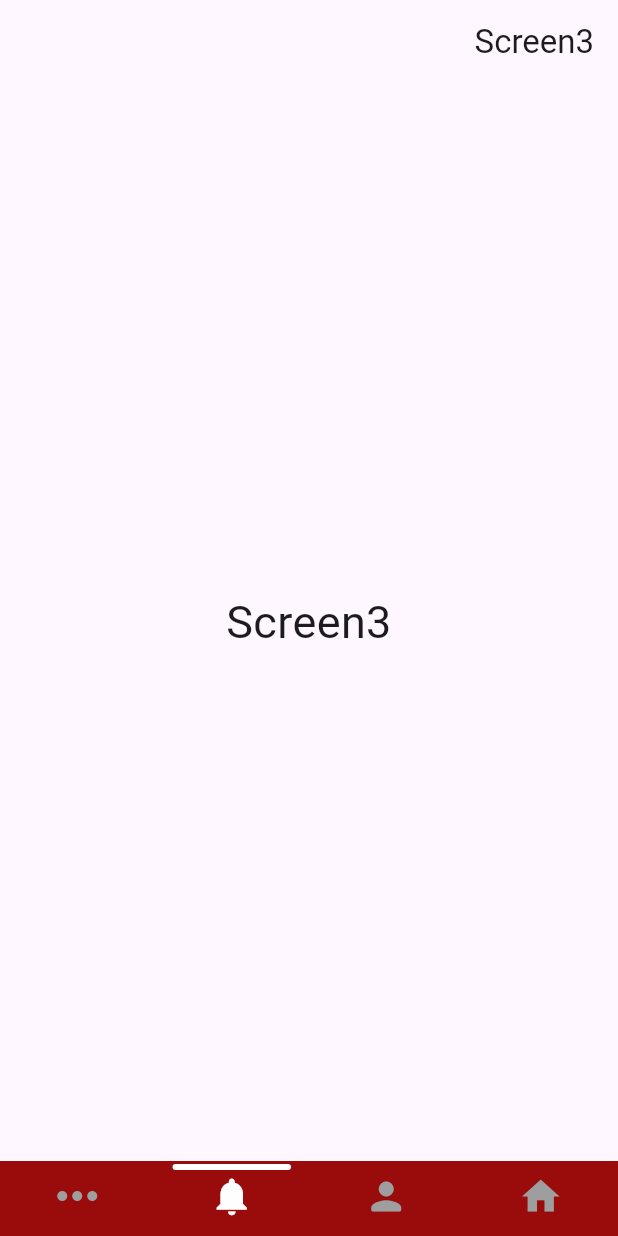
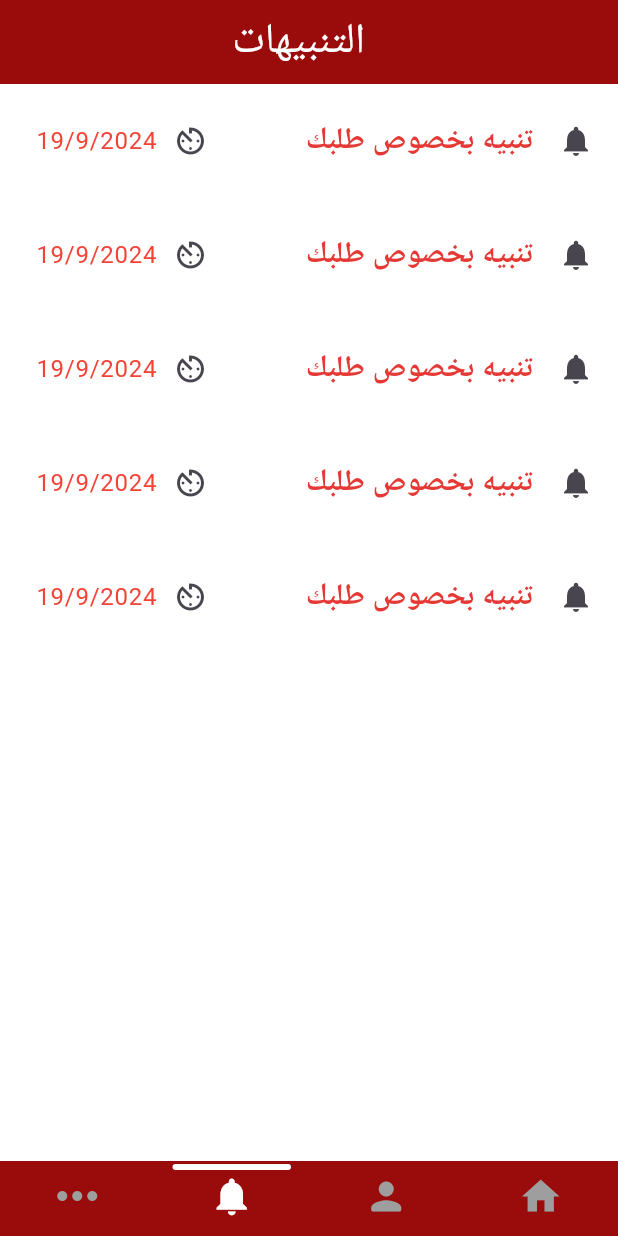
Before and after one commit to osamamorizk/blood-donation, a Flutter app: the HomeView screen opened by its route, item 3 of the bottom bar chosen, on a phone screen of 412 x 824 dp. Run offline on Flutter 3.47's test engine with Material 3 defaults, Android fonts, the phone set to English and light mode, and no system bars; drawn by our look-alikes of persistent_bottom_nav_bar; our stand-ins replace go_router, shared_preferences, smooth_page_indicator; accounts and stored records are empty.

Commit message:
add notification widget

```diff
--- a/lib/feature/home/home_consts.dart
+++ b/lib/core/helpers/home_consts.dart
@@ -1,13 +1,14 @@
 import 'package:blood_donation/feature/home/presentation/views/home_view_body.dart';
-import 'package:blood_donation/feature/home/presentation/views/widgets/bottom_nav_bar.dart';
+import 'package:blood_donation/core/widgets/bottom_nav_bar.dart';
+import 'package:blood_donation/feature/notification/presentation/views/notification_view.dart.dart';
 import 'package:flutter/material.dart';
 import 'package:persistent_bottom_nav_bar/persistent_bottom_nav_bar.dart';
 
 List<Widget> buildScreens() {
   return [
     const HomeViewBody(),
-    const Screen2(),
     const Screen3(),
+    const NotificationView(),
     const Screen4(),
   ];
 }
--- a/lib/core/router/app_router.dart
+++ b/lib/core/router/app_router.dart
@@ -3,7 +3,9 @@ import 'package:blood_donation/core/router/routes.dart';
 import 'package:blood_donation/feature/home/presentation/views/add_donation_request.dart';
 import 'package:blood_donation/feature/home/presentation/views/article_details.dart';
 import 'package:blood_donation/feature/home/presentation/views/home_view.dart';
+import 'package:blood_donation/feature/home/presentation/views/home_view_body.dart';
 import 'package:blood_donation/feature/home/presentation/views/request_info.dart';
+import 'package:blood_donation/feature/home/presentation/views/widgets/blood_donation_body.dart';
 import 'package:blood_donation/feature/login/presentation/views/login_view.dart';
 import 'package:blood_donation/feature/login/presentation/views/otp_view.dart';
 import 'package:blood_donation/feature/login/presentation/views/verfication_view.dart';
@@ -70,6 +72,14 @@ abstract class AppRouter {
           return RequestInfo();
         },
       ),
+      GoRoute(
+        path: Routes.kBloodDonation,
+        builder: (BuildContext context, GoRouterState state) {
+          return HomeViewBody(
+            initialIndex: 1,
+          );
+        },
+      ),
     ],
   );
 }
--- a/lib/core/router/routes.dart
+++ b/lib/core/router/routes.dart
@@ -9,4 +9,5 @@ abstract class Routes {
 
   static const kArticleDetails = '/ArticleDetails';
   static const kRequestInfo = '/RequestInfo';
+  static const kBloodDonation = '/bloodDonation';
 }
--- a/lib/feature/home/presentation/views/home_view.dart
+++ b/lib/feature/home/presentation/views/home_view.dart
@@ -1,13 +1,17 @@
-import 'package:blood_donation/feature/home/presentation/views/widgets/bottom_nav_bar.dart';
+import 'package:blood_donation/core/widgets/bottom_nav_bar.dart';
 import 'package:flutter/material.dart';
 
 class HomeView extends StatelessWidget {
-  const HomeView({super.key});
+  const HomeView({
+    super.key,
+  });
 
   @override
   Widget build(BuildContext context) {
     return const Scaffold(
-      body: SizedBox(child: BottomNavBar()),
+      body: SizedBox(
+        child: BottomNavBar(),
+      ),
     );
   }
 }
--- a/lib/feature/home/presentation/views/home_view_body.dart
+++ b/lib/feature/home/presentation/views/home_view_body.dart
@@ -4,7 +4,8 @@ import 'package:blood_donation/feature/home/presentation/views/blood_donner_view
 import 'package:flutter/material.dart';
 
 class HomeViewBody extends StatefulWidget {
-  const HomeViewBody({super.key});
+  const HomeViewBody({super.key, this.initialIndex});
+  final int? initialIndex;
 
   @override
   State<HomeViewBody> createState() => _HomeViewBodyState();
@@ -18,6 +19,7 @@ class _HomeViewBodyState extends State<HomeViewBody> {
   @override
   Widget build(BuildContext context) {
     return DefaultTabController(
+      initialIndex: widget.initialIndex ?? 0,
       length: taps.length,
       child: Scaffold(
         appBar: AppBar(
--- /dev/null
+++ b/lib/feature/notification/presentation/views/notification_view.dart.dart
@@ -0,0 +1,28 @@
+import 'package:blood_donation/core/helpers/consts.dart';
+import 'package:blood_donation/feature/notification/presentation/views/widgets/no_notification_body.dart';
+import 'package:blood_donation/feature/notification/presentation/views/widgets/notification_body.dart';
+import 'package:flutter/material.dart';
+
+class NotificationView extends StatelessWidget {
+  const NotificationView({super.key});
+
+  @override
+  Widget build(BuildContext context) {
+    return Scaffold(
+      backgroundColor: const Color(0xffFFFFFF),
+      appBar: AppBar(
+        iconTheme: IconThemeData(color: Colors.white),
+        centerTitle: true,
+        title: const Text(
+          '  التنبيهات',
+          style: TextStyle(
+            color: Colors.white,
+            fontSize: 28,
+          ),
+        ),
+        backgroundColor: kPrimaryColor,
+      ),
+      body: const NoNotificationBody(),
+    );
+  }
+}
--- /dev/null
+++ b/lib/feature/notification/presentation/views/widgets/no_notification_body.dart
@@ -0,0 +1,48 @@
+import 'package:blood_donation/core/theaming/text_styles.dart';
+import 'package:flutter/material.dart';
+
+class NoNotificationBody extends StatelessWidget {
+  const NoNotificationBody({super.key});
+
+  @override
+  Widget build(BuildContext context) {
+    return ListView.builder(
+      itemCount: 5,
+      itemBuilder: (context, index) {
+        return NotificationItem();
+      },
+    );
+  }
+}
+
+class NotificationItem extends StatelessWidget {
+  const NotificationItem({super.key});
+
+  @override
+  Widget build(BuildContext context) {
+    return Padding(
+      padding: const EdgeInsets.symmetric(vertical: 10),
+      child: ListTile(
+        leading: const Icon(Icons.notifications),
+        title: Text(
+          'تنبيه بخصوص طلبك',
+          style: TextStyles.textStyle24.copyWith(fontWeight: FontWeight.bold),
+        ),
+        trailing: SizedBox(
+          width: 115,
+          child: Row(
+            children: [
+              const Icon(Icons.av_timer_outlined),
+              Spacer(),
+              Text(
+                '19/9/2024',
+                style: TextStyles.textStyle20
+                    .copyWith(color: Colors.red, fontSize: 16),
+              ),
+            ],
+          ),
+        ),
+      ),
+    );
+  }
+}
```
Also changed, not shown: lib/core/widgets/bottom_nav_bar.dart (renamed from lib/feature/home/presentation/views/widgets/bottom_nav_bar.dart, +1 -35 lines), lib/core/widgets/custom_button.dart (+6 -2 lines), lib/feature/notification/presentation/views/home_view.dart (deleted, +0 -10 lines), lib/feature/notification/presentation/views/widgets/notification_body.dart (added, +48 -0 lines), assets/images/bell.png (added), assets/images/notification_bell.png (added).
